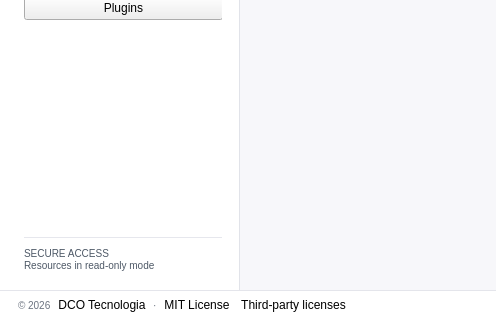
First picture: the form in src/kubescope/ui/main_window.ui, repository dcotecnologia/kubescope, before the edit; both pictures show x 0 to 496 and y 320 to 640 of the 980 by 640 pixel window.
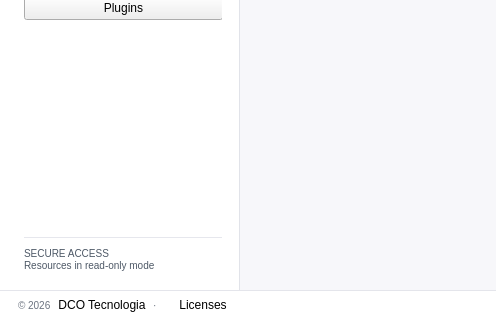
Second picture: the form after the edit. Icons and pictures are not drawn.

Commit message:
feat(window): one Licenses item in the footer, with the MIT License of KubeScope in its window
The window of the licenses starts with the MIT License of KubeScope, so the footer no longer needs a link for it apart from the one of the licenses of what it uses.

Patch:
```diff
--- a/src/kubescope/ui/main_window.ui
+++ b/src/kubescope/ui/main_window.ui
@@ -254,7 +254,7 @@
 QFrame#appFooter { background: #ffffff; border-top: 1px solid #e4e5eb; }
 QLabel#footerLicense, QLabel#footerDot, QLabel#updateNotice { color: #6b7380; font-size: 10px; }
 QFrame#appFooter QPushButton[variant="link"] { font-size: 10px; padding: 0 0 0 6px; }
-QPushButton#companyLink, QPushButton#licenseLink { padding: 0; }
+QPushButton#companyLink { padding: 0; }
 QPushButton#updateButton { border: none; background: transparent; padding: 0; border-radius: 4px; }
 QPushButton#updateButton:hover { background: #f6f6fa; }
 </string>
@@ -3022,26 +3022,13 @@
          </property>
         </widget>
        </item>
-       <item>
-        <widget class="QPushButton" name="licenseLink">
-         <property name="text">
-          <string>MIT License</string>
-         </property>
-         <property name="toolTip">
-          <string>KubeScope is open source software released under the MIT License</string>
-         </property>
-         <property name="flat">
-          <bool>true</bool>
-         </property>
-         <property name="variant" stdset="0">
-          <string notr="true">link</string>
-         </property>
-        </widget>
-       </item>
        <item>
         <widget class="QPushButton" name="thirdPartyLink">
          <property name="text">
-          <string>Third-party licenses</string>
+          <string>Licenses</string>
+         </property>
+         <property name="toolTip">
+          <string>KubeScope is open source software released under the MIT License; see also the licenses of what it uses</string>
          </property>
          <property name="flat">
           <bool>true</bool>
```
The commit also changes 30 other files.
